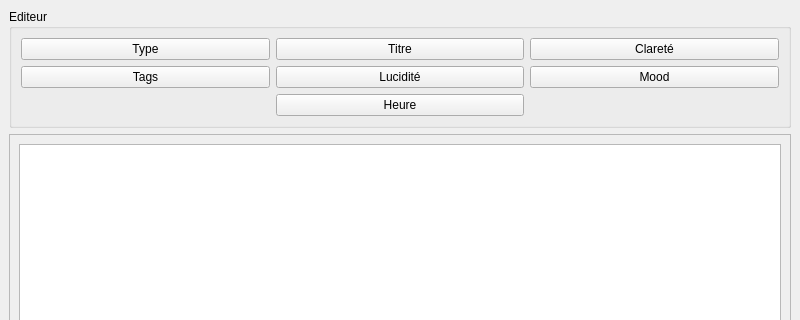
Qt form ui/new_template_popup.ui (estebanthi/DreamsAnalyzer) before a commit; both pictures show x 0 to 800 and y 0 to 320 of the 800 by 600 pixel window.
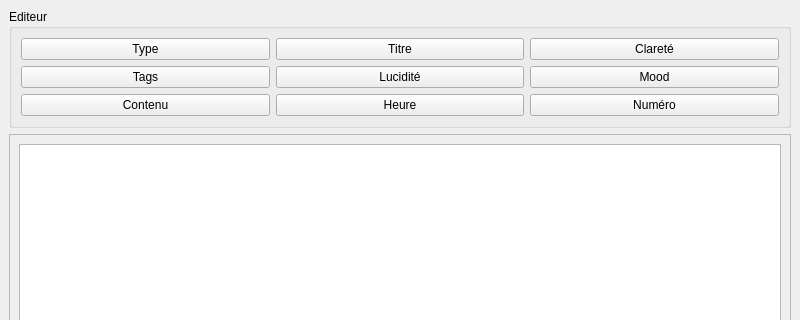
The same form after that commit.

Patch:
```diff
--- a/ui/new_template_popup.ui
+++ b/ui/new_template_popup.ui
@@ -70,6 +70,20 @@
          </property>
         </widget>
        </item>
+       <item row="2" column="0">
+        <widget class="QPushButton" name="contentButton">
+         <property name="text">
+          <string>Contenu</string>
+         </property>
+        </widget>
+       </item>
+       <item row="2" column="2">
+        <widget class="QPushButton" name="nbButton">
+         <property name="text">
+          <string>Numéro</string>
+         </property>
+        </widget>
+       </item>
       </layout>
      </widget>
     </item>
```
